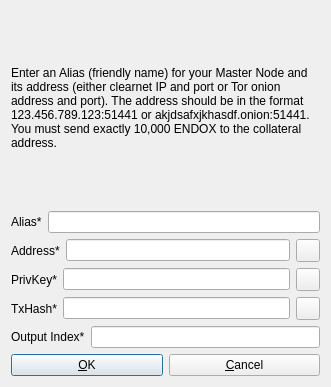
Old version of the form src/qt/forms/addeditadrenalinenode.ui in the repository SaltineChips/KatzCoin.
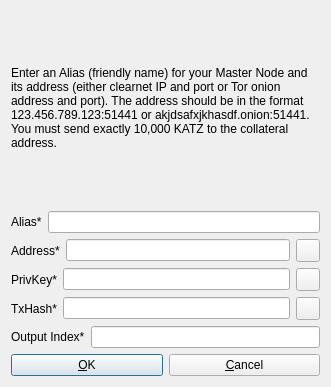
New version of the form. Icons and pictures are not drawn.

Commit message:
Katz-Coin
-Instant TX
-BMW512
-VRX
-Gui User Options
-Masternodes
-More.

The edit to the form file:
```diff
--- a/src/qt/forms/addeditadrenalinenode.ui
+++ b/src/qt/forms/addeditadrenalinenode.ui
@@ -29,7 +29,7 @@
       </sizepolicy>
      </property>
      <property name="text">
-      <string>&lt;html&gt;&lt;head/&gt;&lt;body&gt;&lt;p&gt;Enter an Alias (friendly name) for your Master Node and its address (either clearnet IP and port or Tor onion address and port). The address should be in the format 123.456.789.123:51441 or akjdsafxjkhasdf.onion:51441. You must send exactly 10,000 ENDOX to the collateral address.&lt;/p&gt;&lt;/body&gt;&lt;/html&gt;</string>
+      <string>&lt;html&gt;&lt;head/&gt;&lt;body&gt;&lt;p&gt;Enter an Alias (friendly name) for your Master Node and its address (either clearnet IP and port or Tor onion address and port). The address should be in the format 123.456.789.123:51441 or akjdsafxjkhasdf.onion:51441. You must send exactly 10,000 KATZ to the collateral address.&lt;/p&gt;&lt;/body&gt;&lt;/html&gt;</string>
      </property>
      <property name="wordWrap">
       <bool>true</bool>
```
Left out of the diff: 2 changed lines with no effect on the pictures. The commit also changes 285 other files.
